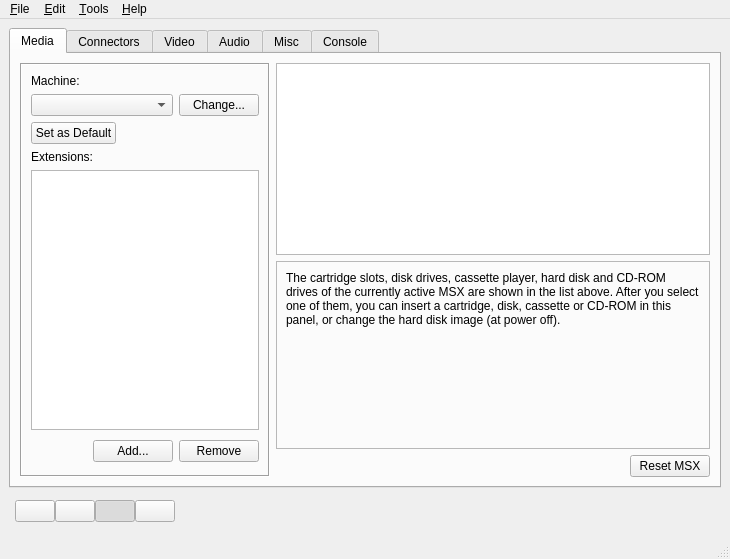
Old version of the form main.ui in the repository openMSX/catapult.
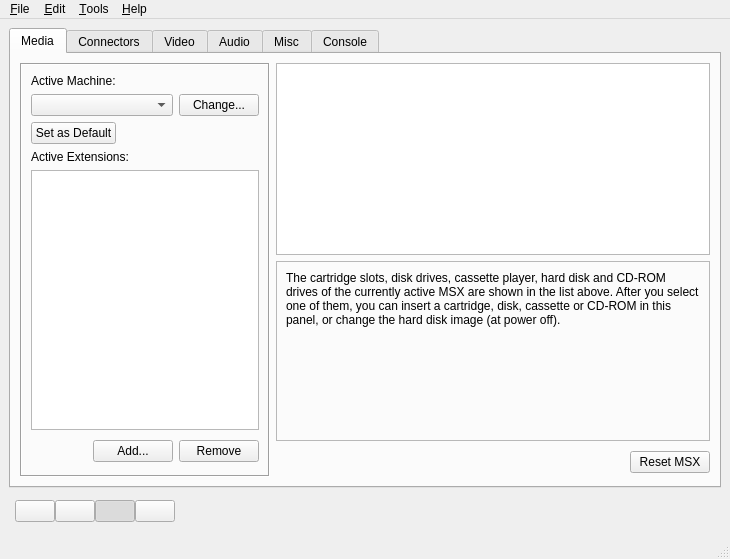
New version of the form. Icons and pictures are not drawn.

Commit message: Make some labels a bit clearer

Patch:
```diff
--- a/main.ui
+++ b/main.ui
@@ -66,7 +66,7 @@
            <item row="0" column="0" >
             <widget class="QLabel" name="machineLabel" >
              <property name="text" >
-              <string>Machine:</string>
+              <string>Active Machine:</string>
              </property>
             </widget>
            </item>
@@ -136,7 +136,7 @@
            <item row="3" column="0" >
             <widget class="QLabel" name="machineLabel" >
              <property name="text" >
-              <string>Extensions:</string>
+              <string>Active Extensions:</string>
              </property>
             </widget>
            </item>
@@ -1127,8 +1127,8 @@
               </property>
               <property name="sizeHint" >
                <size>
-                <width>40</width>
-                <height>20</height>
+                <width>156</width>
+                <height>30</height>
                </size>
               </property>
              </spacer>
```
